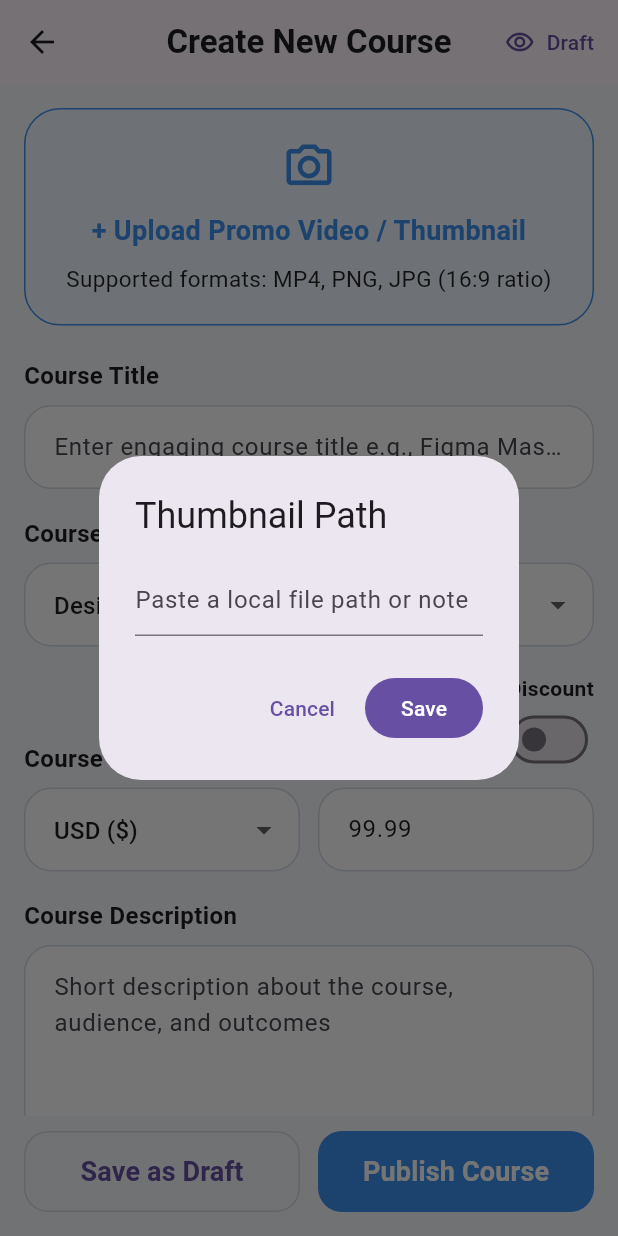
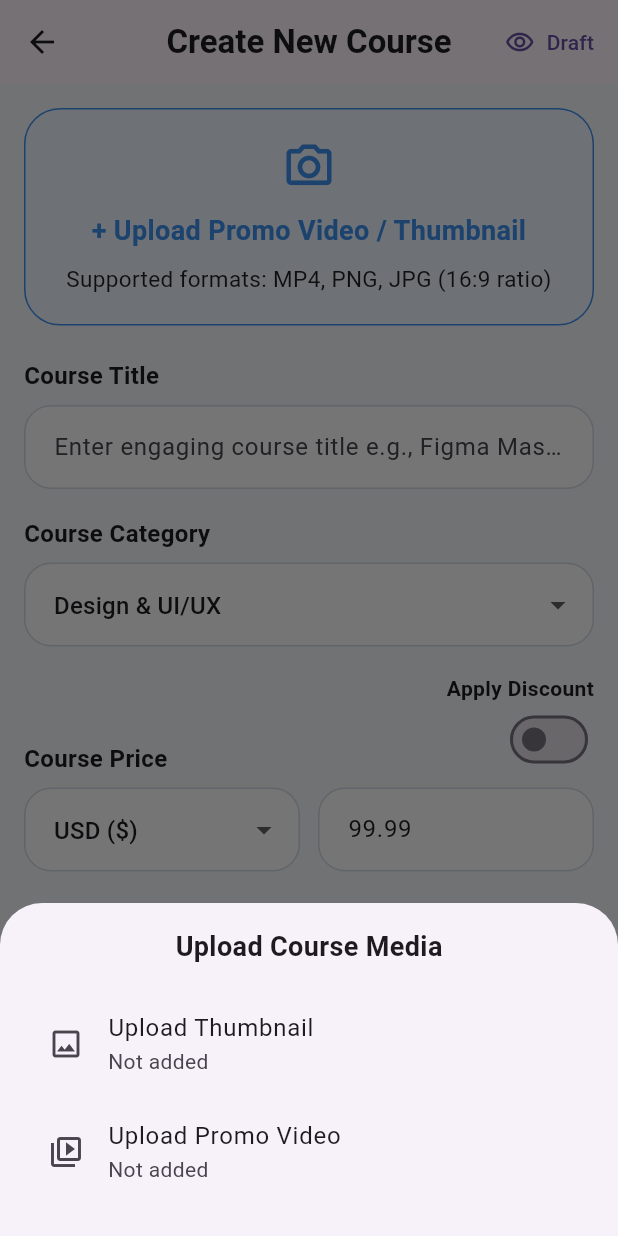
Before and after one commit to EduProTeam/edupro-mobile-app, a Flutter app: the CreateCourseScreen screen opened directly, after a tap on "+ Upload Promo Video / Thumbnail", on a phone screen of 412 x 824 dp. Run offline on Flutter 3.47's test engine with Material 3 defaults, Android fonts, the phone set to English and light mode, and no system bars; our stand-ins replace cloud_firestore, firebase_auth, firebase_core, flutter_svg, image_picker, supabase_flutter; accounts and stored records are empty.

Commit message:
Upload course issue fix

```diff
--- a/lib/features/courses/presentation/screens/create_course_screen.dart
+++ b/lib/features/courses/presentation/screens/create_course_screen.dart
@@ -1,4 +1,5 @@
 import 'package:flutter/material.dart';
+import 'package:image_picker/image_picker.dart';
 
 import '../../../onboarding/presentation/widgets/onboarding_screen_layout.dart';
 import '../../models/course_draft.dart';
@@ -11,6 +12,7 @@ class CreateCourseScreen extends StatefulWidget {
 }
 
 class _CreateCourseScreenState extends State<CreateCourseScreen> {
+  final _picker = ImagePicker();
   final _formKey = GlobalKey<FormState>();
   final _titleController = TextEditingController();
   final _descriptionController = TextEditingController();
@@ -56,51 +58,101 @@ class _CreateCourseScreenState extends State<CreateCourseScreen> {
       );
   }
 
-  Future<void> _editMediaField({
-    required String title,
-    required String initialValue,
-    required ValueChanged<String> onSaved,
-  }) async {
-    final controller = TextEditingController(text: initialValue);
+  String _fileName(String path) {
+    if (path.isEmpty) {
+      return 'Not added';
+    }
 
-    final result = await showDialog<String>(
-      context: context,
-      builder: (context) {
-        return AlertDialog(
-          title: Text(title),
-          content: TextField(
-            controller: controller,
-            decoration: const InputDecoration(
-              hintText: 'Paste a local file path or note',
-            ),
-          ),
-          actions: [
-            TextButton(
-              onPressed: () => Navigator.of(context).pop(),
-              child: const Text('Cancel'),
-            ),
-            FilledButton(
-              onPressed: () => Navigator.of(context).pop(controller.text.trim()),
-              child: const Text('Save'),
-            ),
-          ],
-        );
-      },
+    final normalized = path.replaceAll('\\', '/');
+    return normalized.split('/').last;
+  }
+
+  Future<void> _pickThumbnail() async {
+    final file = await _picker.pickImage(
+      source: ImageSource.gallery,
+      imageQuality: 90,
     );
 
-    if (result == null) {
+    if (file == null || !mounted) {
       return;
     }
 
     setState(() {
-      onSaved(result);
+      _thumbnailPath = file.path;
+    });
+  }
+
+  Future<void> _pickPromoVideo() async {
+    final file = await _picker.pickVideo(source: ImageSource.gallery);
+
+    if (file == null || !mounted) {
+      return;
+    }
+
+    setState(() {
+      _promoVideoPath = file.path;
+    });
+  }
+
+  Future<void> _showMediaUploadSheet() async {
+    await showModalBottomSheet<void>(
+      context: context,
+      builder: (context) {
+        return SafeArea(
+          child: Padding(
+            padding: const EdgeInsets.fromLTRB(16, 16, 16, 20),
+            child: Column(
+              mainAxisSize: MainAxisSize.min,
+              children: [
+                const Text(
+                  'Upload Course Media',
+                  style: TextStyle(
+                    fontSize: 18,
+                    fontWeight: FontWeight.w700,
+                  ),
+                ),
+                const SizedBox(height: 16),
+                ListTile(
+                  leading: const Icon(Icons.image_outlined),
+                  title: const Text('Upload Thumbnail'),
+                  subtitle: Text(_fileName(_thumbnailPath)),
+                  onTap: () async {
+                    Navigator.of(context).pop();
+                    await _pickThumbnail();
+                  },
+                ),
+                ListTile(
+                  leading: const Icon(Icons.video_library_outlined),
+                  title: const Text('Upload Promo Video'),
+                  subtitle: Text(_fileName(_promoVideoPath)),
+                  onTap: () async {
+                    Navigator.of(context).pop();
+                    await _pickPromoVideo();
+                  },
+                ),
+              ],
+            ),
+          ),
+        );
+      },
+    );
+  }
+
+  Future<void> _pickLessonVideo(_EditableLesson lesson) async {
+    final file = await _picker.pickVideo(source: ImageSource.gallery);
+
+    if (file == null || !mounted) {
+      return;
+    }
+
+    setState(() {
+      lesson.videoPath = file.path;
     });
   }
 
   Future<void> _editLesson(_EditableLesson lesson) async {
     final titleController = TextEditingController(text: lesson.title);
     final durationController = TextEditingController(text: lesson.duration);
-    final videoController = TextEditingController(text: lesson.videoPath);
 
     final updated = await showDialog<_EditableLesson>(
       context: context,
@@ -121,10 +173,20 @@ class _CreateCourseScreenState extends State<CreateCourseScreen> {
                   decoration: const InputDecoration(labelText: 'Duration'),
                 ),
                 const SizedBox(height: 12),
-                TextField(
-                  controller: videoController,
-                  decoration: const InputDecoration(
-                    labelText: 'Short Video Path / Note',
+                ListTile(
+                  contentPadding: EdgeInsets.zero,
+                  leading: const Icon(Icons.video_library_outlined),
+                  title: const Text('Lesson Video'),
+                  subtitle: Text(_fileName(lesson.videoPath)),
+                  trailing: TextButton(
+                    onPressed: () async {
+                      await _pickLessonVideo(lesson);
+                      if (context.mounted) {
+                        Navigator.of(context).pop();
+                        await _editLesson(lesson);
+                      }
+                    },
+                    child: const Text('Upload'),
                   ),
                 ),
               ],
@@ -145,7 +207,7 @@ class _CreateCourseScreenState extends State<CreateCourseScreen> {
                     duration: durationController.text.trim().isEmpty
                         ? lesson.duration
                         : durationController.text.trim(),
-                    videoPath: videoController.text.trim(),
+                    videoPath: lesson.videoPath,
                   ),
                 );
               },
@@ -312,21 +374,7 @@ class _CreateCourseScreenState extends State<CreateCourseScreen> {
           children: [
             InkWell(
               borderRadius: BorderRadius.circular(24),
-              onTap: () async {
-                await _editMediaField(
-                  title: 'Thumbnail Path',
-                  initialValue: _thumbnailPath,
-                  onSaved: (value) => _thumbnailPath = value,
-                );
-                if (!mounted) {
-                  return;
-                }
-                await _editMediaField(
-                  title: 'Promo Video Path',
-                  initialValue: _promoVideoPath,
-                  onSaved: (value) => _promoVideoPath = value,
-                );
-              },
+              onTap: _showMediaUploadSheet,
               child: Container(
                 padding: const EdgeInsets.all(20),
                 decoration: BoxDecoration(
@@ -366,7 +414,7 @@ class _CreateCourseScreenState extends State<CreateCourseScreen> {
                       Padding(
                         padding: const EdgeInsets.only(top: 12),
                         child: Text(
-                          'Thumbnail: ${_thumbnailPath.isEmpty ? 'Not added' : 'Added'}\nPromo Video: ${_promoVideoPath.isEmpty ? 'Not added' : 'Added'}',
+                          'Thumbnail: ${_fileName(_thumbnailPath)}\nPromo Video: ${_fileName(_promoVideoPath)}',
                           textAlign: TextAlign.center,
                           style: const TextStyle(
                             fontSize: 13,
@@ -617,11 +665,11 @@ class _CreateCourseScreenState extends State<CreateCourseScreen> {
                     const SizedBox(height: 12),
                     _SettingsInfoRow(
                       label: 'Thumbnail',
-                      value: _thumbnailPath.isEmpty ? 'Not added' : 'Added',
+                      value: _fileName(_thumbnailPath),
                     ),
                     _SettingsInfoRow(
                       label: 'Promo Video',
-                      value: _promoVideoPath.isEmpty ? 'Not added' : 'Added',
+                      value: _fileName(_promoVideoPath),
                     ),
                     _SettingsInfoRow(
                       label: 'Category',
```
